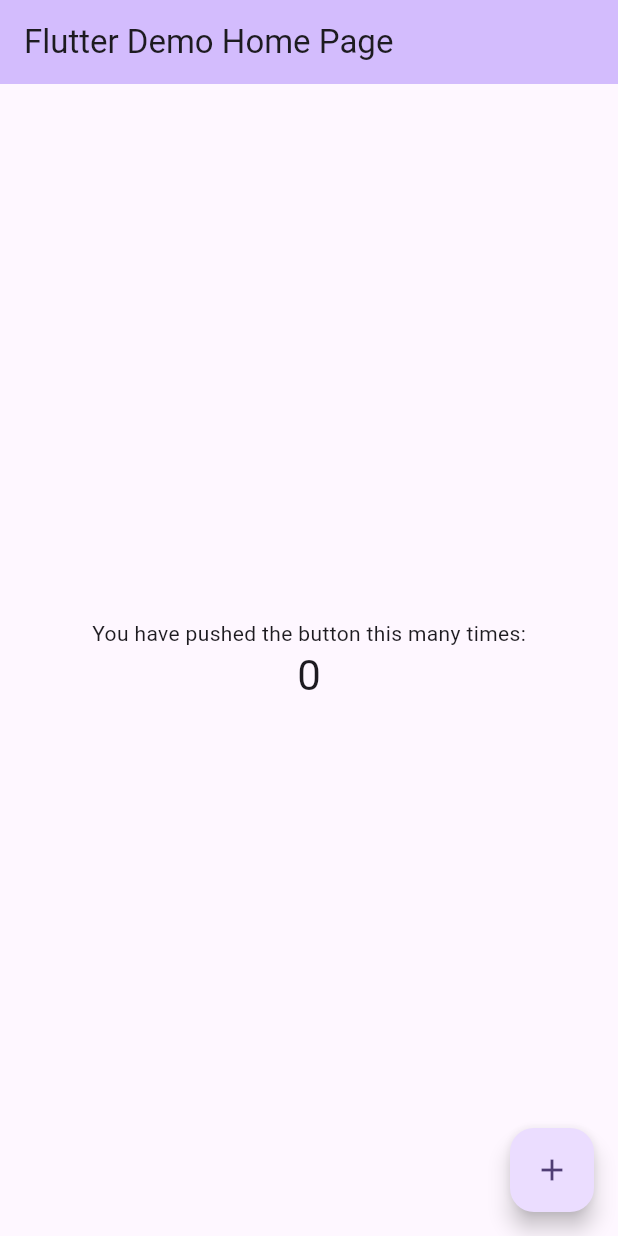
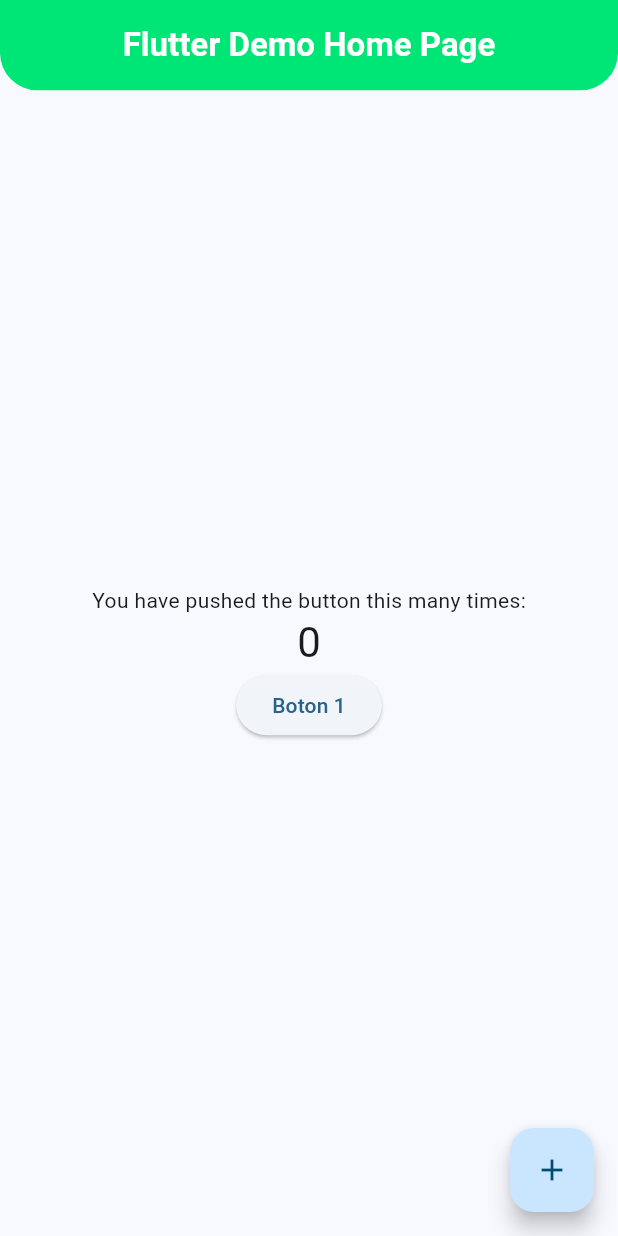
Before and after one commit to alegarciaaitec/primer-ejercicio, a Flutter app: the screen it shows after launch, on a phone screen of 412 x 824 dp. Run offline on Flutter 3.47's test engine with Material 3 defaults, Android fonts, the phone set to English and light mode, and no system bars.

Commit message:
segundo commit

```diff
--- a/lib/main.dart
+++ b/lib/main.dart
@@ -1,4 +1,5 @@
 import 'package:flutter/material.dart';
+import 'package:myapp/screems/screems.dart';
 
 void main() {
   runApp(const MyApp());
@@ -12,6 +13,7 @@ class MyApp extends StatelessWidget {
   Widget build(BuildContext context) {
     return MaterialApp(
       title: 'Flutter Demo',
+      debugShowCheckedModeBanner: false,
       theme: ThemeData(
         // This is the theme of your application.
         //
@@ -28,95 +30,9 @@ class MyApp extends StatelessWidget {
         //
         // This works for code too, not just values: Most code changes can be
         // tested with just a hot reload.
-        colorScheme: ColorScheme.fromSeed(seedColor: Colors.deepPurple),
+        colorScheme: ColorScheme.fromSeed(seedColor: Colors.lightBlue),
       ),
       home: const MyHomePage(title: 'Flutter Demo Home Page'),
     );
   }
 }
-
-class MyHomePage extends StatefulWidget {
-  const MyHomePage({super.key, required this.title});
-
-  // This widget is the home page of your application. It is stateful, meaning
-  // that it has a State object (defined below) that contains fields that affect
-  // how it looks.
-
-  // This class is the configuration for the state. It holds the values (in this
-  // case the title) provided by the parent (in this case the App widget) and
-  // used by the build method of the State. Fields in a Widget subclass are
-  // always marked "final".
-
-  final String title;
-
-  @override
-  State<MyHomePage> createState() => _MyHomePageState();
-}
-
-class _MyHomePageState extends State<MyHomePage> {
-  int _counter = 0;
-
-  void _incrementCounter() {
-    setState(() {
-      // This call to setState tells the Flutter framework that something has
-      // changed in this State, which causes it to rerun the build method below
-      // so that the display can reflect the updated values. If we changed
-      // _counter without calling setState(), then the build method would not be
-      // called again, and so nothing would appear to happen.
-      _counter++;
-    });
-  }
-
-  @override
-  Widget build(BuildContext context) {
-    // This method is rerun every time setState is called, for instance as done
-    // by the _incrementCounter method above.
-    //
-    // The Flutter framework has been optimized to make rerunning build methods
-    // fast, so that you can just rebuild anything that needs updating rather
-    // than having to individually change instances of widgets.
-    return Scaffold(
-      appBar: AppBar(
-        // TRY THIS: Try changing the color here to a specific color (to
-        // Colors.amber, perhaps?) and trigger a hot reload to see the AppBar
-        // change color while the other colors stay the same.
-        backgroundColor: Theme.of(context).colorScheme.inversePrimary,
-        // Here we take the value from the MyHomePage object that was created by
-        // the App.build method, and use it to set our appbar title.
-        title: Text(widget.title),
-      ),
-      body: Center(
-        // Center is a layout widget. It takes a single child and positions it
-        // in the middle of the parent.
-        child: Column(
-          // Column is also a layout widget. It takes a list of children and
-          // arranges them vertically. By default, it sizes itself to fit its
-          // children horizontally, and tries to be as tall as its parent.
-          //
-          // Column has various properties to control how it sizes itself and
-          // how it positions its children. Here we use mainAxisAlignment to
-          // center the children vertically; the main axis here is the vertical
-          // axis because Columns are vertical (the cross axis would be
-          // horizontal).
-          //
-          // TRY THIS: Invoke "debug painting" (choose the "Toggle Debug Paint"
-          // action in the IDE, or press "p" in the console), to see the
-          // wireframe for each widget.
-          mainAxisAlignment: MainAxisAlignment.center,
-          children: <Widget>[
-            const Text('You have pushed the button this many times:'),
-            Text(
-              '$_counter',
-              style: Theme.of(context).textTheme.headlineMedium,
-            ),
-          ],
-        ),
-      ),
-      floatingActionButton: FloatingActionButton(
-        onPressed: _incrementCounter,
-        tooltip: 'Increment',
-        child: const Icon(Icons.add),
-      ), // This trailing comma makes auto-formatting nicer for build methods.
-    );
-  }
-}
--- /dev/null
+++ b/lib/screems/my_home_page.dart
@@ -0,0 +1,105 @@
+import 'package:flutter/material.dart';
+
+class MyHomePage extends StatefulWidget {
+  const MyHomePage({super.key, required this.title});
+
+  // This widget is the home page of your application. It is stateful, meaning
+  // that it has a State object (defined below) that contains fields that affect
+  // how it looks.
+
+  // This class is the configuration for the state. It holds the values (in this
+  // case the title) provided by the parent (in this case the App widget) and
+  // used by the build method of the State. Fields in a Widget subclass are
+  // always marked "final".
+
+  final String title;
+
+  @override
+  State<MyHomePage> createState() => _MyHomePageState();
+}
+
+class _MyHomePageState extends State<MyHomePage> {
+  int _counter = 0;
+
+  void _incrementCounter() {
+    setState(() {
+      // This call to setState tells the Flutter framework that something has
+      // changed in this State, which causes it to rerun the build method below
+      // so that the display can reflect the updated values. If we changed
+      // _counter without calling setState(), then the build method would not be
+      // called again, and so nothing would appear to happen.
+      _counter++;
+    });
+  }
+
+  @override
+  Widget build(BuildContext context) {
+    // This method is rerun every time setState is called, for instance as done
+    // by the _incrementCounter method above.
+    //
+    // The Flutter framework has been optimized to make rerunning build methods
+    // fast, so that you can just rebuild anything that needs updating rather
+    // than having to individually change instances of widgets.
+    return Scaffold(
+      appBar: AppBar(
+        // TRY THIS: Try changing the color here to a specific color (to
+        // Colors.amber, perhaps?) and trigger a hot reload to see the AppBar
+        // change color while the other colors stay the same.
+        //backgroundColor: Theme.of(context).colorScheme.inversePrimary,
+        // Here we take the value from the MyHomePage object that was created by
+        // the App.build method, and use it to set our appbar title.
+        title: Text(
+          widget.title,
+          style: TextStyle(fontWeight: FontWeight.bold, color: Colors.white),
+        ),
+        titleSpacing: 00.0,
+        centerTitle: true,
+        toolbarHeight: 60.2,
+        toolbarOpacity: 0.8,
+        shape: const RoundedRectangleBorder(
+          borderRadius: BorderRadius.only(
+            bottomRight: Radius.circular(25),
+            bottomLeft: Radius.circular(25),
+          ),
+        ),
+        elevation: 0.00,
+        backgroundColor: Colors.greenAccent[400],
+        foregroundColor: Colors.white,
+      ),
+      body: Center(
+        // Center is a layout widget. It takes a single child and positions it
+        // in the middle of the parent.
+        child: Column(
+          // Column is also a layout widget. It takes a list of children and
+          // arranges them vertically. By default, it sizes itself to fit its
+          // children horizontally, and tries to be as tall as its parent.
+          //
+          // Column has various properties to control how it sizes itself and
+          // how it positions its children. Here we use mainAxisAlignment to
+          // center the children vertically; the main axis here is the vertical
+          // axis because Columns are vertical (the cross axis would be
+          // horizontal).
+          //
+          // TRY THIS: Invoke "debug painting" (choose the "Toggle Debug Paint"
+          // action in the IDE, or press "p" in the console), to see the
+          // wireframe for each widget.
+          mainAxisAlignment: MainAxisAlignment.center,
+          children: <Widget>[
+            const Text('You have pushed the button this many times:'),
+            Text(
+              '$_counter',
+              style: Theme.of(context).textTheme.headlineMedium,
+            ),
+            //aqui
+            ElevatedButton(onPressed: () => {}, child: Text('Boton 1')),
+          ],
+        ),
+      ),
+      floatingActionButton: FloatingActionButton(
+        onPressed: _incrementCounter,
+        tooltip: 'Increment',
+        child: const Icon(Icons.add),
+      ), // This trailing comma makes auto-formatting nicer for build methods.
+    );
+  }
+}
--- /dev/null
+++ b/lib/screems/screems.dart
@@ -0,0 +1 @@
+export 'package:myapp/screems/my_home_page.dart';
```
